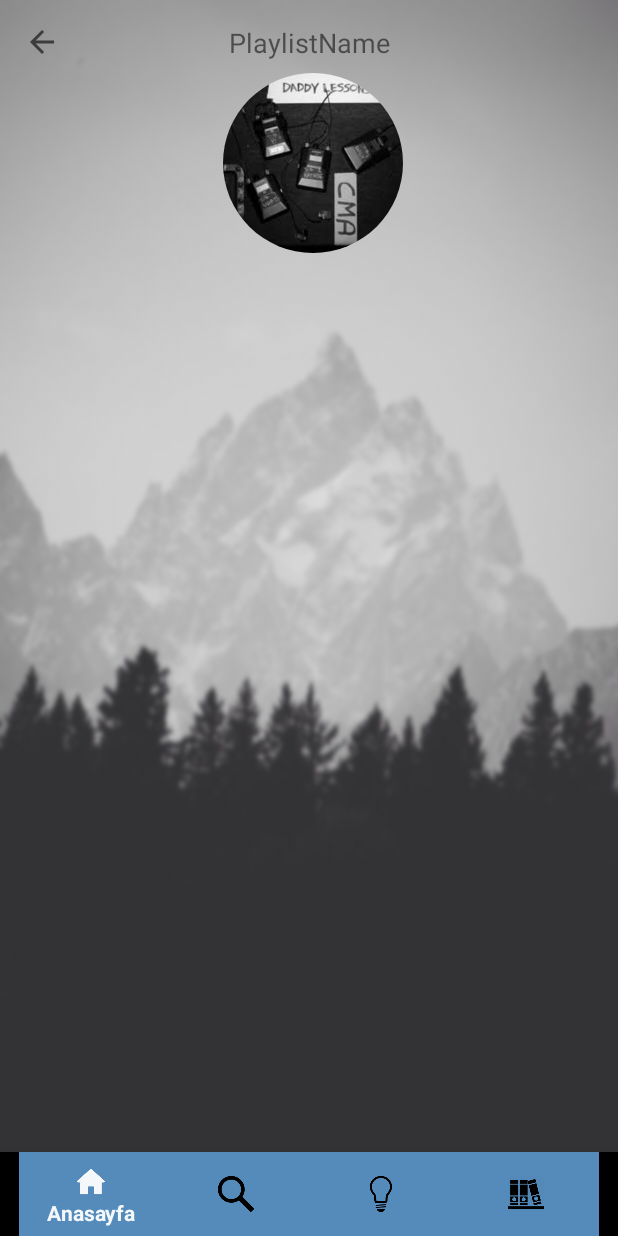
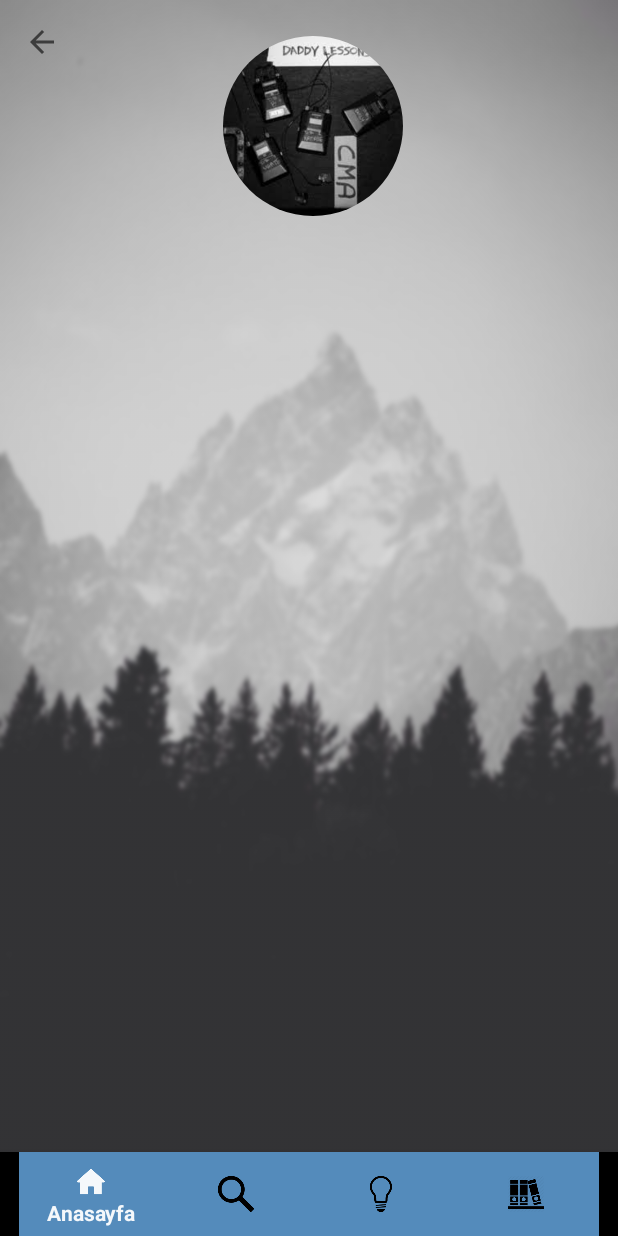
Before and after one commit to LMETEAM/LetMeExplore, an Android app: the fragment LMEsongsFragment placed in its activity, on a phone screen of 412 x 824 dp. Run offline under Robolectric (Android 15) with nearby library versions, the light colour scheme and no system bars; our stand-ins replace CircleImageView, Firebase (no records; nobody signed in at launch, a user with empty details on screens opened directly), Picasso; pictures from the network do not load; 2 statements that could not run were skipped.

Commit message:
HomeFragment iyileştirmeleri yapıldlı. //BBS

```diff
--- a/app/src/main/java/com/letmeexplore/lme/HomeFragment.java
+++ b/app/src/main/java/com/letmeexplore/lme/HomeFragment.java
@@ -48,19 +48,19 @@ public class HomeFragment extends Fragment {
                              Bundle savedInstanceState) {
         // Inflate the layout for this fragment
         View view = inflater.inflate(R.layout.fragment_home, container, false);
-        ımageView = (ImageView) view.findViewById(R.id.imageView);
-        songadd=(ImageView)view.findViewById(R.id.imageView2);
-        imgPop = (ImageView)view.findViewById(R.id.imageViewPop);
-        imgClassic = (ImageView)view.findViewById(R.id.imageViewClassic);
-        imgRock = (ImageView)view.findViewById(R.id.imageViewRock);
-        imgIndie = (ImageView)view.findViewById(R.id.imageViewIndie);
-        imgJazz = (ImageView)view.findViewById(R.id.imageViewJazz3);
-        imgElectronic = (ImageView)view.findViewById(R.id.imageViewElectronic);
-        imgHiphop = (ImageView)view.findViewById(R.id.imageViewHiphop);
+        ımageView =  view.findViewById(R.id.imageView);
+        songadd=view.findViewById(R.id.imageView2);
+        imgPop = view.findViewById(R.id.imageViewPop);
+        imgPunk=view.findViewById(R.id.imageViewPunk2);
+        imgClassic = view.findViewById(R.id.imageViewClassic);
+        imgRock = view.findViewById(R.id.imageViewRock);
+        imgIndie = view.findViewById(R.id.imageViewIndie);
+        imgJazz = view.findViewById(R.id.imageViewJazz3);
+        imgElectronic = view.findViewById(R.id.imageViewElectronic);
+        imgHiphop = view.findViewById(R.id.imageViewHiphop);
         mAuth=FirebaseAuth.getInstance();
         setImageView2Visible();
-        imgClassicOnClickListener();
-        imgRockOnClickListener();
+
         ExitButton = (ImageView) view.findViewById(R.id.imageView6);
         ExitButton.setOnClickListener(new View.OnClickListener() {
             @Override
@@ -80,31 +80,24 @@ public class HomeFragment extends Fragment {
                 getActivity().finish();
             }
         });
-
+        imgViewOnClickListener(imgClassic,"Classic");
+        imgViewOnClickListener(imgPop,"Pop");
+        imgViewOnClickListener(imgJazz,"Jazz");
+        imgViewOnClickListener(imgIndie,"Indie");
+        imgViewOnClickListener(imgPunk,"Punk");
+        imgViewOnClickListener(imgHiphop,"HipHop");
+        imgViewOnClickListener(imgRock,"Rock");
+        imgViewOnClickListener(imgElectronic,"Electronic");
         return view;
     }
 
-
-    void imgClassicOnClickListener(){
-        imgClassic.setOnClickListener(new View.OnClickListener() {
+   void imgViewOnClickListener(ImageView imgView, final String ptype){
+        imgView.setOnClickListener(new View.OnClickListener() {
             @Override
             public void onClick(View v) {
                 LMEsongsFragment lmEsongsFragment = new LMEsongsFragment();
                 Bundle bundle = new Bundle();
-                bundle.putString("type","Classic");
-                lmEsongsFragment.setArguments(bundle);
-                setFragment(lmEsongsFragment);
-            }
-        });
-
-   }
-   void imgRockOnClickListener(){
-        imgRock.setOnClickListener(new View.OnClickListener() {
-            @Override
-            public void onClick(View v) {
-                LMEsongsFragment lmEsongsFragment = new LMEsongsFragment();
-                Bundle bundle = new Bundle();
-                bundle.putString("type","Rock");
+                bundle.putString("type",ptype);
                 lmEsongsFragment.setArguments(bundle);
                 setFragment(lmEsongsFragment);
             }
--- a/app/src/main/java/com/letmeexplore/lme/LMEsongsFragment.java
+++ b/app/src/main/java/com/letmeexplore/lme/LMEsongsFragment.java
@@ -11,7 +11,6 @@ import android.widget.AdapterView;
 import android.widget.ArrayAdapter;
 import android.widget.ImageView;
 import android.widget.ListView;
-import android.widget.Toast;
 
 import com.google.firebase.auth.FirebaseAuth;
 import com.google.firebase.database.DataSnapshot;
@@ -41,8 +40,6 @@ public class LMEsongsFragment extends Fragment {
     private ArrayList<Song> songArrayList= new ArrayList<>();
     private CircleImageView circleImageViewPhoto;
     private ImageView backButton;
-
-
     public LMEsongsFragment() {
         // Required empty public constructor
 
@@ -56,7 +53,6 @@ public class LMEsongsFragment extends Fragment {
         // Inflate the layout for this fragment
         View view = inflater.inflate(R.layout.fragment_lmesongs, container, false);
 
-
         Bundle bundle = this.getArguments();
         String type = bundle.getString("type");
         circleImageViewPhoto=view.findViewById(R.id.lmesongs_circleimageview);
@@ -68,13 +64,11 @@ public class LMEsongsFragment extends Fragment {
         databaseControl = new DatabaseControl();
         database = FirebaseDatabase.getInstance();
         myRef = database.getReference();
-        Toast.makeText(getContext(), type, Toast.LENGTH_SHORT).show();
+        HomeActivity.showToast(getContext(),getLayoutInflater(),type);
         getSongFunction(type);
         setPlaylistView(type);
         backButtonListener();
         setOnItemClickListener();
-
-
 
         return view;
     }
--- a/app/src/main/res/layout/fragment_lmesongs.xml
+++ b/app/src/main/res/layout/fragment_lmesongs.xml
@@ -18,12 +18,12 @@
             android:layout_width="120dp"
             android:layout_height="120dp"
             android:layout_marginEnd="8dp"
-            android:layout_marginTop="8dp"
+            android:layout_marginTop="24dp"
             android:src="@drawable/daddylesssons"
             app:layout_constraintEnd_toEndOf="parent"
             app:layout_constraintHorizontal_bias="0.523"
             app:layout_constraintStart_toStartOf="parent"
-            app:layout_constraintTop_toBottomOf="@+id/lmesongs_playlisttext" />
+            app:layout_constraintTop_toTopOf="parent" />
 
         <ListView
             android:id="@+id/lmesongs_listview"
@@ -38,17 +38,6 @@
             app:layout_constraintStart_toStartOf="parent"
             app:layout_constraintTop_toBottomOf="@+id/lmesongs_circleimageview" />
 
-        <TextView
-            android:id="@+id/lmesongs_playlisttext"
-            android:layout_width="wrap_content"
-            android:layout_height="wrap_content"
-            android:layout_marginTop="16dp"
-            android:text="PlaylistName"
-            android:textSize="18sp"
-            app:layout_constraintEnd_toEndOf="parent"
-            app:layout_constraintStart_toStartOf="parent"
-            app:layout_constraintTop_toTopOf="parent" />
-
         <ImageView
             android:id="@+id/lmesongs_backbuttonimageview"
             android:layout_width="wrap_content"
```
